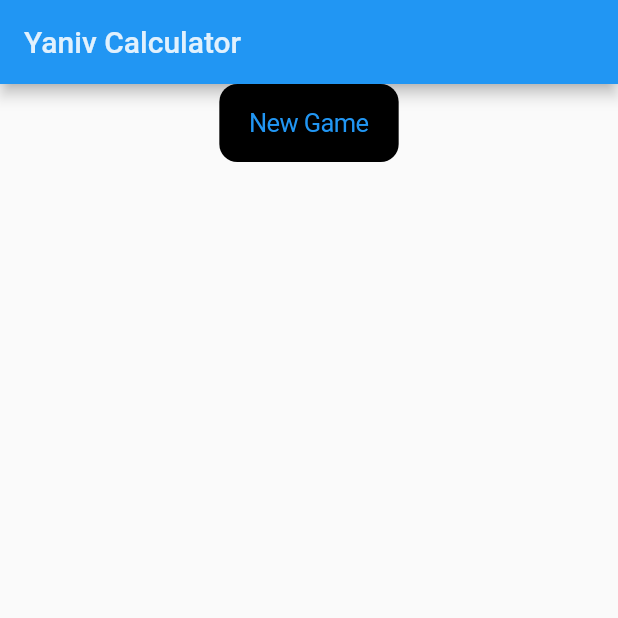
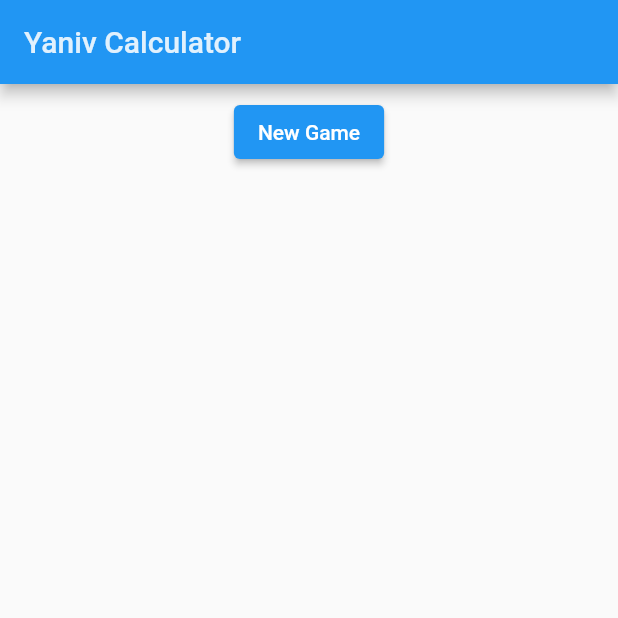
Before and after one commit to amoinier/yaniv_calculator, a Flutter app: the screen it shows after launch, on a phone screen of 412 x 824 dp, the top half of it. Run offline on Flutter 3.47's test engine with Material 2 defaults, Android fonts, the phone set to English and light mode, and no system bars; our stand-ins replace shared_preferences.

Commit message:
fix: improve design and technical features

```diff
--- a/lib/main.dart
+++ b/lib/main.dart
@@ -1,4 +1,3 @@
-import 'package:flutter/cupertino.dart';
 import 'package:flutter/material.dart';
 import 'package:uuid/uuid.dart';
 import 'package:yaniv_calculator/file_handler.dart';
@@ -44,14 +43,15 @@ class MenuScreen extends StatelessWidget {
         leading: null,
         automaticallyImplyLeading: false,
       ),
-      body: Column(
+      body: Row(
+        mainAxisAlignment: MainAxisAlignment.center,
+        children: [
+          Column(
             mainAxisAlignment: MainAxisAlignment.start,
             children: [
-          Row(
-            mainAxisAlignment: MainAxisAlignment.center,
-            children: [
-              CupertinoButton(
-                color: Colors.black,
+              Padding(
+                padding: const EdgeInsets.all(8.0),
+                child: ElevatedButton(
                   onPressed: () => Navigator.push(
                     context,
                     MaterialPageRoute(
@@ -59,13 +59,12 @@ class MenuScreen extends StatelessWidget {
                     ),
                   ),
                   child: const Text('New Game'),
-              )
-            ],
                 ),
-          Row(
-            mainAxisAlignment: MainAxisAlignment.center,
-            children: [
-              FutureBuilder<List<Party>>(
+              ),
+              const SizedBox(height: 8),
+              Padding(
+                padding: const EdgeInsets.all(8.0),
+                child: FutureBuilder<List<Party>>(
                   future: file.readParty(),
                   builder: (
                     BuildContext context,
@@ -75,20 +74,18 @@ class MenuScreen extends StatelessWidget {
                       return const SizedBox.shrink();
                     }
 
-                  return CupertinoButton(
-                    color: Colors.black,
+                    return ElevatedButton(
                       onPressed: () => Navigator.push(
                         context,
                         MaterialPageRoute(
-                        builder: (context) => ListParties(
-                          parties: snapshot.data ?? [],
-                        ),
+                          builder: (context) => const ListParties(),
                         ),
                       ),
                       child: const Text('Reopen older game'),
                     );
                   },
-              )
+                ),
+              ),
             ],
           ),
         ],
--- a/lib/party.dart
+++ b/lib/party.dart
@@ -3,18 +3,26 @@ class Party {
   final List<String> players;
   final List<Map<String, List<int>>> rounds;
   final String creationDate;
+  int maxPoints = 200;
+  int asafPoints = 30;
+  int cardsNumber = 5;
 
-  const Party({
+  Party({
     required this.id,
     required this.players,
     required this.rounds,
     required this.creationDate,
+    maxPoints,
+    asafPoints,
   });
 
   Party.fromJSON(Map<String, dynamic> map)
       : id = map['id'].toString(),
         creationDate = map['creationDate'].toString(),
         players = map['players'].cast<String>(),
+        maxPoints = map['maxPoints']?.toInt() ?? 200,
+        asafPoints = map['asafPoints']?.toInt() ?? 30,
+        cardsNumber = map['cardsNumber']?.toInt() ?? 5,
         rounds = List<Map<String, List<int>>>.from(
           map['rounds'].map((e) => {'score': List<int>.from(e['score'])}),
         );
@@ -25,8 +33,12 @@ class Party {
       'players': players,
       'rounds': rounds,
       'creationDate': creationDate,
+      'maxPoints': maxPoints,
+      'asafPoints': asafPoints,
+      'cardsNumber': cardsNumber,
     };
   }
 
-  List<Object> get props => [id, players, rounds, creationDate];
+  List<Object> get props =>
+      [id, players, rounds, creationDate, maxPoints, asafPoints, cardsNumber];
 }
```
Also changed, not shown: lib/game.dart (+8 -7 lines), lib/list_parties.dart (+66 -16 lines), lib/set_player.dart (+74 -39 lines), 4 other files. Lines whose indentation alone changed are shown as unchanged.
